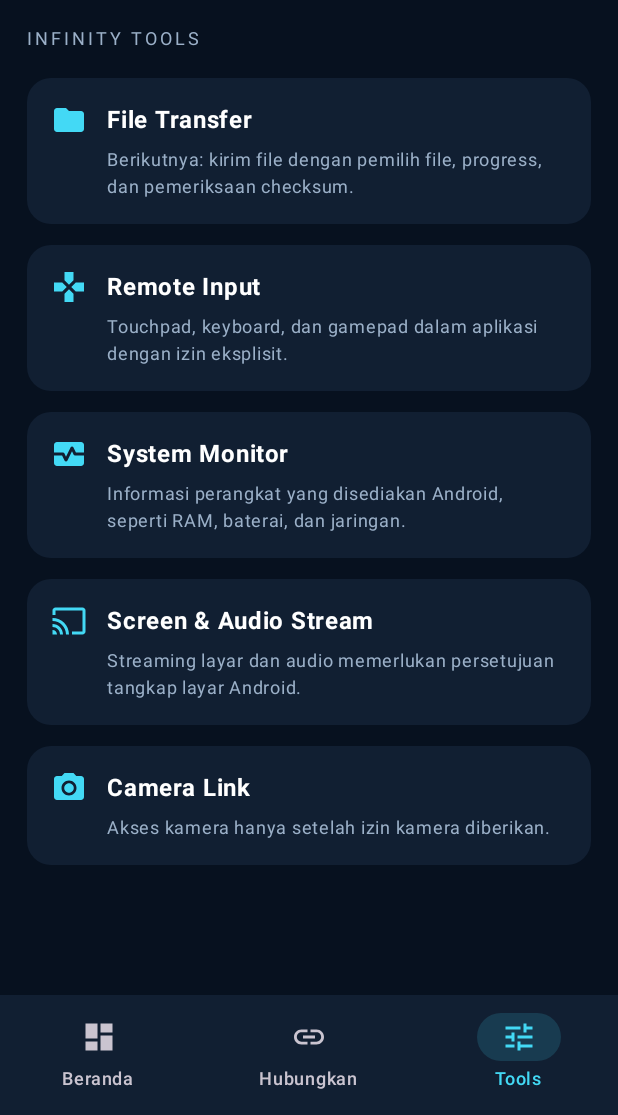
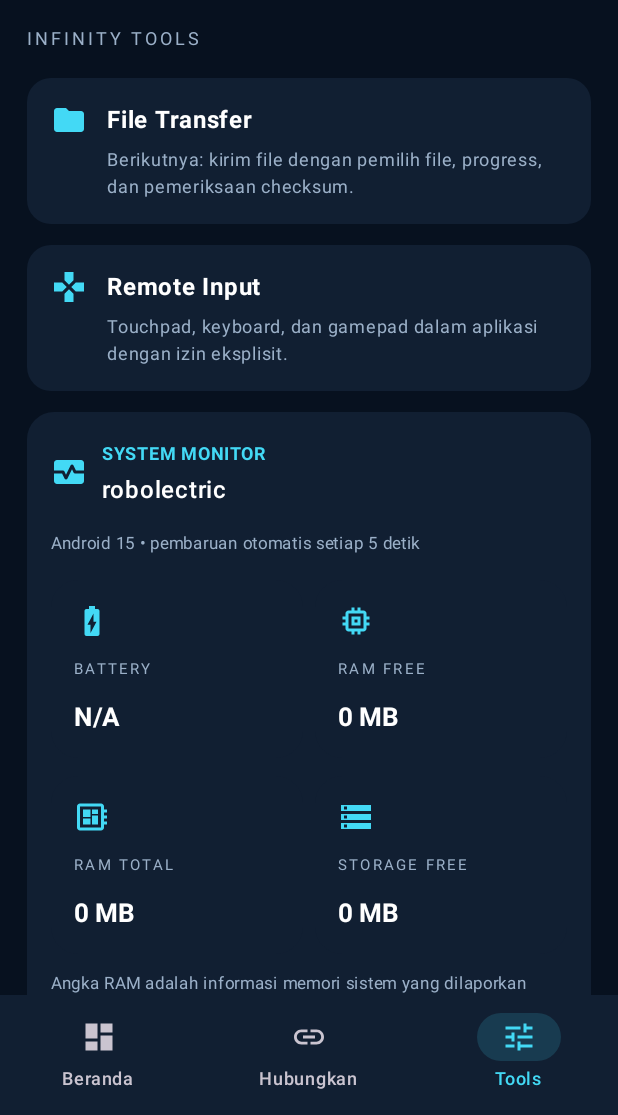
Before and after one commit to suksesjt12-source/Project-Infinit, an Android app built with Jetpack Compose: the screen it shows after launch (MainActivity), item 3 of the bottom bar chosen, on a phone screen of 412 x 824 dp, the part 121-1236 px from its top. Run offline under Robolectric (Android 15) with nearby library versions, the phone set to English and light mode, and no system bars.

Commit message:
Implement live Android system monitor

```diff
--- a/app/src/main/java/com/infinity/dual/MainActivity.kt
+++ b/app/src/main/java/com/infinity/dual/MainActivity.kt
@@ -1,10 +1,15 @@
 package com.infinity.dual
 
 import android.app.Activity
+import android.app.ActivityManager
 import android.content.Context
 import android.graphics.Bitmap
 import android.net.wifi.WifiManager
 import android.os.Bundle
+import android.os.BatteryManager
+import android.os.Build
+import android.os.Environment
+import android.os.StatFs
 import androidx.activity.ComponentActivity
 import androidx.activity.compose.rememberLauncherForActivityResult
 import androidx.activity.compose.setContent
@@ -31,6 +36,8 @@ import androidx.compose.ui.unit.sp
 import com.google.zxing.BarcodeFormat
 import com.google.zxing.qrcode.QRCodeWriter
 import com.google.zxing.integration.android.IntentIntegrator
+import kotlinx.coroutines.delay
+import kotlinx.coroutines.isActive
 import kotlinx.coroutines.launch
 import java.security.SecureRandom
 import java.util.UUID
@@ -46,6 +53,35 @@ private data class PairingDetails(
     val session: String,
     val token: String
 )
+
+private data class DeviceStats(
+    val model: String,
+    val androidVersion: String,
+    val batteryPercent: Int?,
+    val availableRamMb: Long,
+    val totalRamMb: Long,
+    val freeStorageMb: Long
+)
+
+private fun readDeviceStats(context: Context): DeviceStats {
+    val activityManager = context.getSystemService(Context.ACTIVITY_SERVICE) as ActivityManager
+    val memory = ActivityManager.MemoryInfo()
+    activityManager.getMemoryInfo(memory)
+
+    val batteryManager = context.getSystemService(Context.BATTERY_SERVICE) as BatteryManager
+    val batteryValue = batteryManager.getIntProperty(BatteryManager.BATTERY_PROPERTY_CAPACITY)
+    val battery = batteryValue.takeIf { it in 0..100 }
+
+    val storage = StatFs(Environment.getDataDirectory().path)
+    return DeviceStats(
+        model = Build.MODEL ?: "Perangkat Android",
+        androidVersion = Build.VERSION.RELEASE ?: "Tidak diketahui",
+        batteryPercent = battery,
+        availableRamMb = memory.availMem / (1024L * 1024L),
+        totalRamMb = memory.totalMem / (1024L * 1024L),
+        freeStorageMb = storage.availableBytes / (1024L * 1024L)
+    )
+}
 
 private fun parsePairingPayload(raw: String): PairingDetails? {
     val parts = raw.trim().split('|')
@@ -105,6 +141,13 @@ fun InfinityApp() {
 
     val context = LocalContext.current
     val activity = context as? Activity
+    var deviceStats by remember { mutableStateOf(readDeviceStats(context)) }
+    LaunchedEffect(Unit) {
+        while (isActive) {
+            deviceStats = readDeviceStats(context)
+            delay(5_000)
+        }
+    }
     val transport = remember { LanTransport() }
     val scope = rememberCoroutineScope()
     val tabs = listOf("Beranda", "Hubungkan", "Tools")
@@ -348,7 +391,7 @@ fun InfinityApp() {
                         item { Text("INFINITY TOOLS", color = Muted, fontSize = 12.sp, letterSpacing = 2.sp) }
                         item { FeatureCard("File Transfer", "Berikutnya: kirim file dengan pemilih file, progress, dan pemeriksaan checksum.", Icons.Default.Folder) }
                         item { FeatureCard("Remote Input", "Touchpad, keyboard, dan gamepad dalam aplikasi dengan izin eksplisit.", Icons.Default.Gamepad) }
-                        item { FeatureCard("System Monitor", "Informasi perangkat yang disediakan Android, seperti RAM, baterai, dan jaringan.", Icons.Default.MonitorHeart) }
+                        item { SystemMonitorCard(deviceStats) }
                         item { FeatureCard("Screen & Audio Stream", "Streaming layar dan audio memerlukan persetujuan tangkap layar Android.", Icons.Default.Cast) }
                         item { FeatureCard("Camera Link", "Akses kamera hanya setelah izin kamera diberikan.", Icons.Default.PhotoCamera) }
                     }
@@ -361,6 +404,41 @@ fun InfinityApp() {
             text = { Text("1. Pasang aplikasi pada kedua HP.\n2. Hubungkan keduanya ke Wi-Fi atau hotspot yang sama.\n3. Pada HP pertama pilih Master lalu tekan Host / Buat QR.\n4. Pada HP kedua pilih Client, pindai QR Master, lalu tekan Connect.\n5. Setelah status Terhubung muncul, uji fitur pesan.\n\nPairing memerlukan jaringan lokal yang mengizinkan koneksi antarperangkat.") },
             confirmButton = { TextButton(onClick = { showPair = false }) { Text("Mengerti") } }
         )
+    }
+}
+
+
+@Composable
+private fun SystemMonitorCard(stats: DeviceStats) {
+    Card(colors = CardDefaults.cardColors(containerColor = Panel), shape = RoundedCornerShape(18.dp)) {
+        Column(
+            Modifier.fillMaxWidth().padding(16.dp),
+            verticalArrangement = Arrangement.spacedBy(12.dp)
+        ) {
+            Row(verticalAlignment = Alignment.CenterVertically) {
+                Icon(Icons.Default.MonitorHeart, contentDescription = null, tint = Cyan)
+                Spacer(Modifier.width(10.dp))
+                Column {
+                    Text("SYSTEM MONITOR", color = Cyan, fontSize = 12.sp, fontWeight = FontWeight.Bold)
+                    Text(stats.model, color = Color.White, fontWeight = FontWeight.SemiBold)
+                }
+            }
+            Text("Android ${stats.androidVersion} • pembaruan otomatis setiap 5 detik", color = Muted, fontSize = 11.sp)
+            Row(horizontalArrangement = Arrangement.spacedBy(8.dp)) {
+                MetricCard("BATTERY", stats.batteryPercent?.let { "$it%" } ?: "N/A", Icons.Default.BatteryChargingFull, Modifier.weight(1f))
+                MetricCard("RAM FREE", "${stats.availableRamMb} MB", Icons.Default.Memory, Modifier.weight(1f))
+            }
+            Row(horizontalArrangement = Arrangement.spacedBy(8.dp)) {
+                MetricCard("RAM TOTAL", "${stats.totalRamMb} MB", Icons.Default.DeveloperBoard, Modifier.weight(1f))
+                MetricCard("STORAGE FREE", "${stats.freeStorageMb} MB", Icons.Default.Storage, Modifier.weight(1f))
+            }
+            Text(
+                "Angka RAM adalah informasi memori sistem yang dilaporkan Android. Monitor ini tidak mengubah frekuensi CPU/GPU atau performa perangkat.",
+                color = Muted,
+                fontSize = 11.sp,
+                lineHeight = 16.sp
+            )
+        }
     }
 }
 
```
